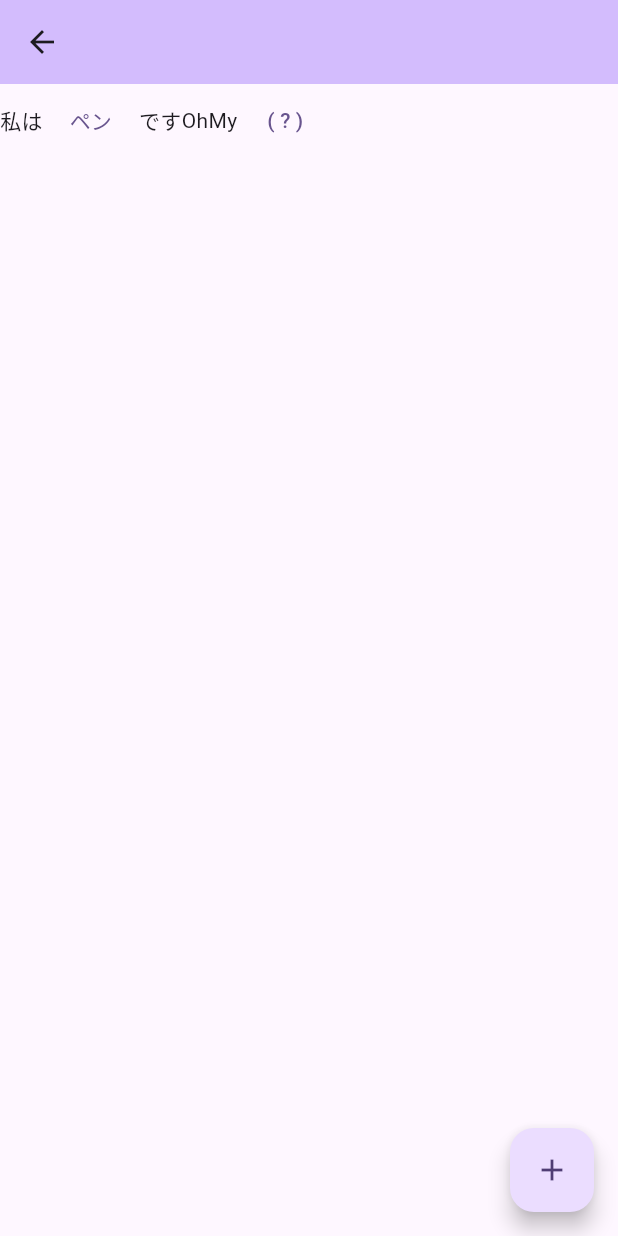
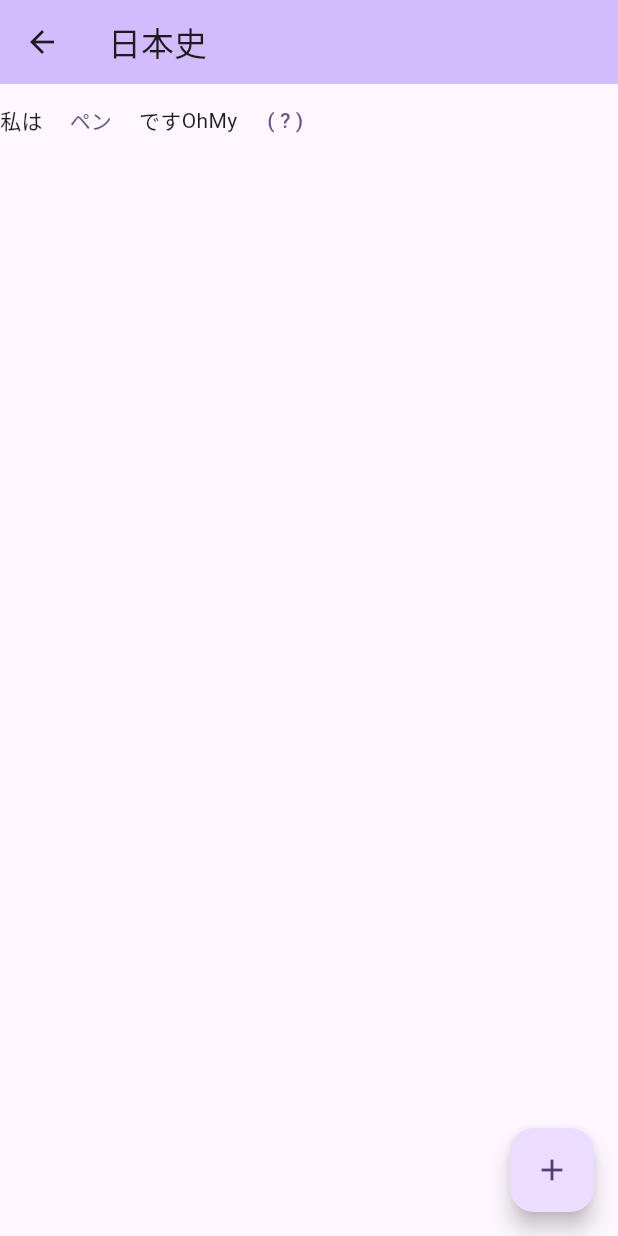
Before and after one commit to Exzrgs/KnowFill, a Flutter app: the NotePage screen opened directly with empty values, after a tap on "( ? )", on a phone screen of 412 x 824 dp. Run offline on Flutter 3.47's test engine with Material 2 defaults, Android fonts, the phone set to English and light mode, and no system bars.

Commit message:
関数の切り出し、各ノートについて個別の問題を表示するための実装

```diff
--- a/frontend/lib/models/models.dart
+++ b/frontend/lib/models/models.dart
@@ -16,7 +16,8 @@ class Model extends ChangeNotifier {
   void addNote(String title){
     var id = 10;
     var createdTime = DateTime.now();
-    Note newNote = Note(id, title, [], createdTime);
+    problemArray.add([]);
+    Note newNote = Note(id, title, problemArray[problemArray.length-1], createdTime);
     noteArray.add(newNote);
     notifyListeners();
   }
--- a/frontend/lib/views/home_page.dart
+++ b/frontend/lib/views/home_page.dart
@@ -15,7 +15,7 @@ class HomePage extends StatefulWidget {
 class _HomePageState extends State<HomePage> {
   @override
   Widget build(BuildContext context) {
-    final provider = Provider.of<Model>(context);
+    final model = Provider.of<Model>(context);
 
     return Scaffold(
       appBar: AppBar(
@@ -28,6 +28,15 @@ class _HomePageState extends State<HomePage> {
       ),
       floatingActionButton: FloatingActionButton(
         onPressed: (){
+          addNoteDialog(model);
+        },
+        tooltip: 'AddNote',
+        child: const Icon(Icons.add),
+      ),
+    );
+  }
+
+  void addNoteDialog(model){
     final controller = TextEditingController();
     final focusNode = FocusNode();
 
@@ -63,7 +72,7 @@ class _HomePageState extends State<HomePage> {
                 if (taskName == ""){
                   return;
                 }
-                      provider.addNote(taskName);
+                model.addNote(taskName);
                 Navigator.of(context).pop();
               },
               child: const Text("作成"),
@@ -72,10 +81,5 @@ class _HomePageState extends State<HomePage> {
         );
       },
     );
-        },
-        tooltip: 'Increment',
-        child: const Icon(Icons.add),
-      ),
-    );
   }
 }
--- a/frontend/lib/views/note_detail.dart
+++ b/frontend/lib/views/note_detail.dart
@@ -3,23 +3,26 @@ import 'package:provider/provider.dart';
 import '../models/models.dart';
 
 class NoteDetail extends StatefulWidget {
+  final int noteID;
+  const NoteDetail({super.key, required this.noteID});
+
   @override
   State<NoteDetail> createState() => _NoteDetailState();
 }
 
 // ToDo: 右上にメニューを表示
+// ToDo: NoteDetailは個別のものだから、インデックスを引数にとって表示しないといけない
 class _NoteDetailState extends State<NoteDetail> {
   @override
   Widget build(BuildContext context) {
     final model = Provider.of<Model>(context);
 
     return Column(children: [
-      for (var i = 0; i < model.noteArray.length; i++)...{
       Row(children: [
-          for (var j = 0; j < model.noteArray[i].problemList.length; j++)...{
-            for (var k = 0; k < model.problemArray[i][j].allWord.length; k++)...{
-              if (model.problemArray[i][j].hideWordCandidate.contains(model.problemArray[i][j].allWord[k]))...{
-                if (model.problemArray[i][j].isHide[k] == true)...{
+        for (var j = 0; j < model.problemArray[widget.noteID].length; j++)...{
+          for (var k = 0; k < model.problemArray[widget.noteID][j].allWord.length; k++)...{
+            if (model.problemArray[widget.noteID][j].hideWordCandidate.contains(model.problemArray[widget.noteID][j].allWord[k]))...{
+              if (model.problemArray[widget.noteID][j].isHide[k] == true)...{
                 // Container(
                 //   margin: const EdgeInsets.all(10.0), // 外側余白
                 //   //padding: const EdgeInsets.all(10.0), // 内側余白
@@ -41,7 +44,7 @@ class _NoteDetailState extends State<NoteDetail> {
                 TextButton(
                   child: const Text("( ? )"),
                   onPressed: () => {
-                      model.setIsHide(i, j, k, false)
+                    model.setIsHide(widget.noteID, j, k, false)
                   },
                 )
               }
@@ -55,17 +58,17 @@ class _NoteDetailState extends State<NoteDetail> {
                 //   },
                 // ),
                 TextButton(
-                    child: Text(model.noteArray[i].problemList[j].allWord[k]),
+                  child: Text(model.noteArray[widget.noteID].problemList[j].allWord[k]),
                   onPressed: () => {
                     setState(() {
-                        model.setIsHide(i, j, k, true);
+                      model.setIsHide(widget.noteID, j, k, true);
                     })
                   },
                 ),
               }
             }
             else...{
-                Text(model.problemArray[i][j].allWord[k]),
+              Text(model.problemArray[widget.noteID][j].allWord[k]),
             }
           }
         },
@@ -73,7 +76,6 @@ class _NoteDetailState extends State<NoteDetail> {
           color: Colors.black,
         ),
       ],)
-      }
     ]);
   }
 }
--- a/frontend/lib/views/note_detail_page.dart
+++ b/frontend/lib/views/note_detail_page.dart
@@ -1,11 +1,12 @@
 import 'package:flutter/material.dart';
 import './note_detail.dart';
 import 'package:provider/provider.dart';
+import '../models/models.dart';
 
 class NotePage extends StatefulWidget {
-  const NotePage({super.key, required this.title});
+  const NotePage({super.key, required this.noteID});
 
-  final String title;
+  final int noteID;
 
   @override
   State<NotePage> createState() => _NotePageState();
@@ -14,13 +15,14 @@ class NotePage extends StatefulWidget {
 class _NotePageState extends State<NotePage> {
   @override
   Widget build(BuildContext context) {
+    final model = Provider.of<Model>(context);
 
     return Scaffold(
       appBar: AppBar(
         backgroundColor: Theme.of(context).colorScheme.inversePrimary,
-        title: Text(widget.title),
+        title: Text(model.noteArray[widget.noteID].title),
       ),
-      body: NoteDetail(),
+      body: NoteDetail(noteID: widget.noteID),
       floatingActionButton: FloatingActionButton(
         onPressed: (){},
         tooltip: 'Increment',
--- a/frontend/lib/views/note_list.dart
+++ b/frontend/lib/views/note_list.dart
@@ -35,6 +35,29 @@ class _NoteListViewState extends State<NoteListView> {
             child: const Icon(Icons.more_vert),
             onTapDown: (details) {
               final position = details.globalPosition;
+              renameDeleteMenu(context, position, model, index);
+            },
+          ),
+          onTap: () => {
+            Navigator.of(context).push(
+              MaterialPageRoute(
+                builder: (BuildContext context) => NotePage(noteID: index),
+                ),
+              )
+            }
+          );
+        },
+        separatorBuilder: (context, index){
+          return const Divider(
+            height: 10,
+            color: Colors.transparent,
+          );
+        },
+    ),
+    );
+  }
+
+  void renameDeleteMenu(BuildContext context, position, model, index){
     showMenu(
       context: context,
       position: RelativeRect.fromLTRB(position.dx, position.dy, 0, 0),
@@ -61,24 +84,5 @@ class _NoteListViewState extends State<NoteListView> {
         ),
       ],
     );
-            },
-          ),
-          onTap: () => {
-            Navigator.of(context).push(
-              MaterialPageRoute(
-                builder: (BuildContext context) => NotePage(title: model.noteArray[index].title),
-                ),
-              )
-            }
-          );
-        },
-        separatorBuilder: (context, index){
-          return const Divider(
-            height: 10,
-            color: Colors.transparent,
-          );
-        },
-    ),
-    );
   }
 }
```
Also changed, not shown: frontend/lib/widgets/renameDeleteMenu.dart (added, +30 -0 lines), 1 other file. Lines whose indentation alone changed are shown as unchanged.
